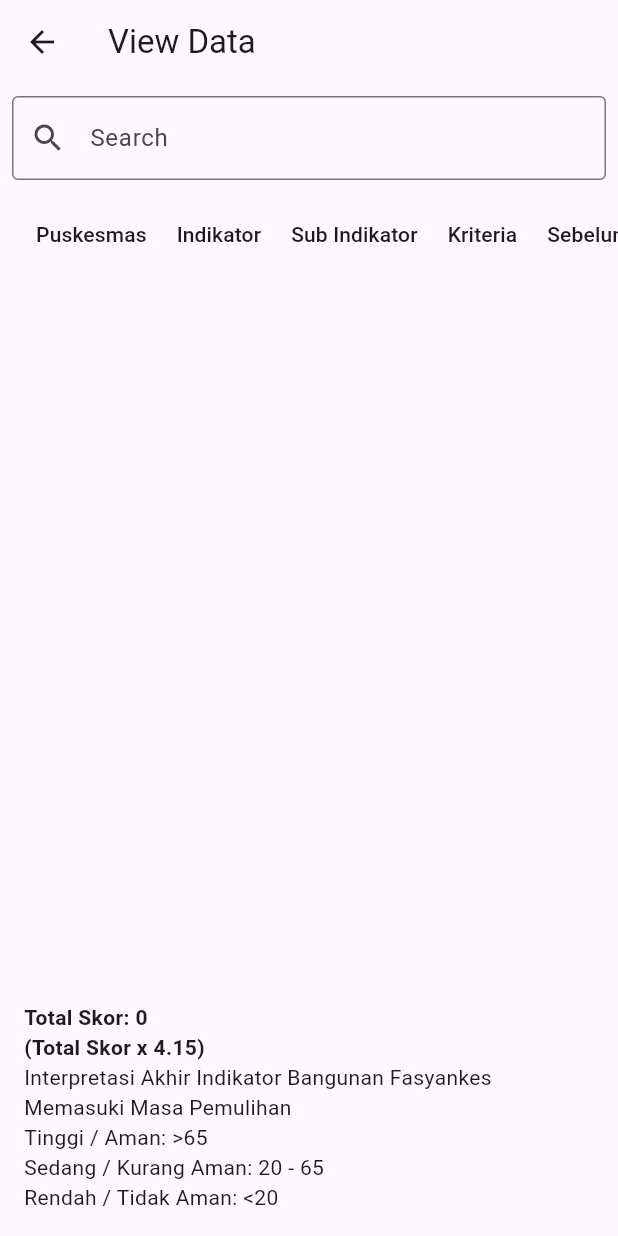
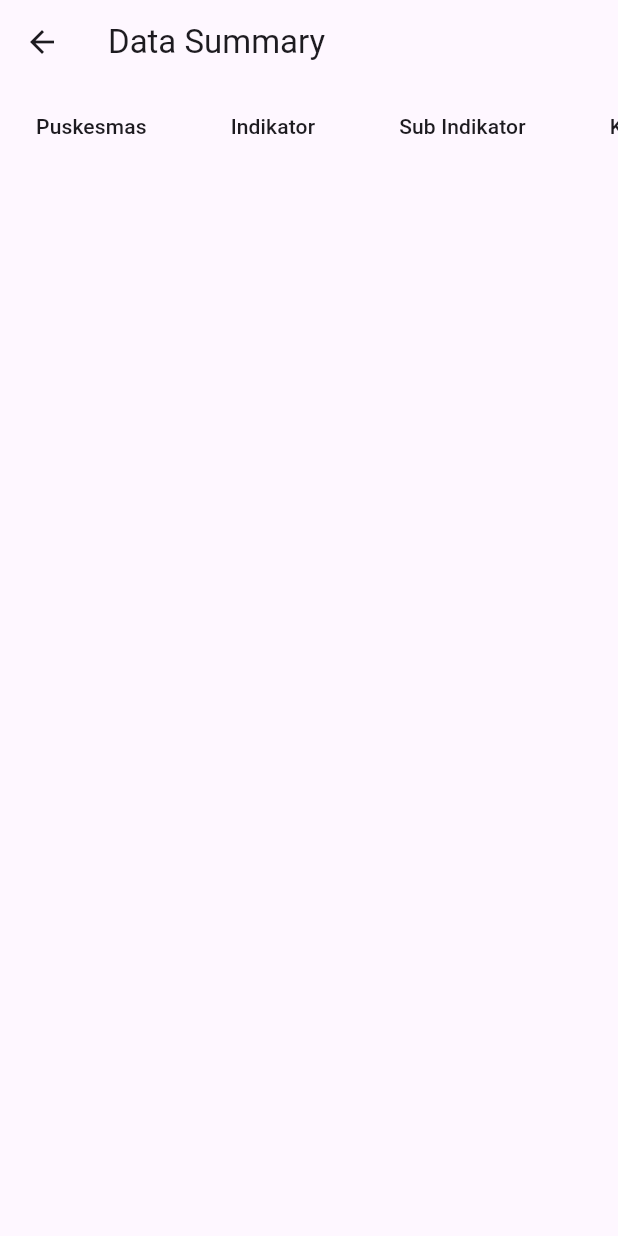
Before and after one commit to PradiptaPutra/flutter_application_1, a Flutter app: the DataSummaryView screen opened by its route, on a phone screen of 412 x 824 dp. Run offline on Flutter 3.47's test engine with Material 3 defaults, Android fonts, the phone set to English and light mode, and no system bars; our stand-ins replace sqflite; missing offline and left inert: excel, syncfusion_flutter_xlsio; accounts and stored records are empty.

```diff
--- a/lib/data_summary_view.dart
+++ b/lib/data_summary_view.dart
@@ -1,59 +1,15 @@
 import 'package:flutter/material.dart';
 
-class DataSummaryView extends StatefulWidget {
+class DataSummaryView extends StatelessWidget {
   final List<Map<String, dynamic>> entries;
 
   DataSummaryView({required this.entries});
 
   @override
-  _DataSummaryViewState createState() => _DataSummaryViewState();
-}
-
-class _DataSummaryViewState extends State<DataSummaryView> {
-  List<Map<String, dynamic>> filteredEntries = [];
-  TextEditingController searchController = TextEditingController();
-
-  @override
-  void initState() {
-    super.initState();
-    filteredEntries = widget.entries;
-    searchController.addListener(_filterEntries);
-  }
-
-  @override
-  void dispose() {
-    searchController.dispose();
-    super.dispose();
-  }
-
-  void _filterEntries() {
-    String query = searchController.text.toLowerCase();
-    setState(() {
-      filteredEntries = widget.entries.where((entry) {
-        return entry.values.any((value) =>
-          value != null && value.toString().toLowerCase().contains(query));
-      }).toList();
-    });
-  }
-
-  int _calculateTotalScore() {
-    int totalScore = 0;
-    for (var entry in filteredEntries) {
-      if (entry['sebelum'] != null && entry['sesudah'] != null) {
-        totalScore += int.tryParse(entry['sebelum']) ?? 0;
-        totalScore += int.tryParse(entry['sesudah']) ?? 0;
-      }
-    }
-    return totalScore;
-  }
-
-  @override
   Widget build(BuildContext context) {
-    int totalScore = _calculateTotalScore();
-
     return Scaffold(
       appBar: AppBar(
-        title: Text('View Data'),
+        title: Text('Data Summary'),
         leading: IconButton(
           icon: Icon(Icons.arrow_back),
           onPressed: () {
@@ -63,22 +19,10 @@ class _DataSummaryViewState extends State<DataSummaryView> {
       ),
       body: Column(
         children: [
-          Padding(
-            padding: const EdgeInsets.all(8.0),
-            child: TextField(
-              controller: searchController,
-              decoration: InputDecoration(
-                labelText: 'Search',
-                border: OutlineInputBorder(),
-                prefixIcon: Icon(Icons.search),
-              ),
-            ),
-          ),
           Expanded(
             child: SingleChildScrollView(
               scrollDirection: Axis.horizontal,
               child: DataTable(
-                columnSpacing: 20,
                 columns: [
                   DataColumn(label: Text('Puskesmas')),
                   DataColumn(label: Text('Indikator')),
@@ -88,32 +32,18 @@ class _DataSummaryViewState extends State<DataSummaryView> {
                   DataColumn(label: Text('Sesudah')),
                   DataColumn(label: Text('Keterangan')),
                 ],
-                rows: filteredEntries.map((entry) {
+                rows: entries.map((entry) {
                   return DataRow(cells: [
-                    DataCell(Container(width: 200, child: Text(entry['puskesmas'] ?? ''))),
-                    DataCell(Container(width: 200, child: Text(entry['indikator'] ?? '', maxLines: 2, overflow: TextOverflow.ellipsis))),
-                    DataCell(Container(width: 200, child: Text(entry['sub_indikator'] ?? '', maxLines: 2, overflow: TextOverflow.ellipsis))),
-                    DataCell(Container(width: 400, child: Text(entry['kriteria'] ?? '', maxLines: 5, overflow: TextOverflow.ellipsis))),
-                    DataCell(Container(width: 100, child: Text(entry['sebelum'] ?? ''))),
-                    DataCell(Container(width: 100, child: Text(entry['sesudah'] ?? ''))),
-                    DataCell(Container(width: 200, child: Text(entry['keterangan'] ?? ''))),
+                    DataCell(Text(entry['puskesmas'] ?? '')),
+                    DataCell(Text(entry['indikator'] ?? '')),
+                    DataCell(Text(entry['sub_indikator'] ?? '')),
+                    DataCell(Text(entry['kriteria'] ?? '')),
+                    DataCell(Text(entry['sebelum'] ?? '')),
+                    DataCell(Text(entry['sesudah'] ?? '')),
+                    DataCell(Text(entry['keterangan'] ?? '')),
                   ]);
                 }).toList(),
               ),
-            ),
-          ),
-          Padding(
-            padding: const EdgeInsets.all(16.0),
-            child: Column(
-              crossAxisAlignment: CrossAxisAlignment.start,
-              children: [
-                Text("Total Skor: $totalScore", style: TextStyle(fontWeight: FontWeight.bold)),
-                Text("(Total Skor x 4.15)", style: TextStyle(fontWeight: FontWeight.bold)),
-                Text("Interpretasi Akhir Indikator Bangunan Fasyankes Memasuki Masa Pemulihan"),
-                Text("Tinggi / Aman: >65"),
-                Text("Sedang / Kurang Aman: 20 - 65"),
-                Text("Rendah / Tidak Aman: <20"),
-              ],
             ),
           ),
         ],
```
Also changed, not shown: lib/dashboard_screen.dart (+21 -1 lines), lib/login_screen.dart (+8 -50 lines), lib/main.dart (+10 -5 lines), lib/puskesmas_screen.dart (+4 -3 lines).
